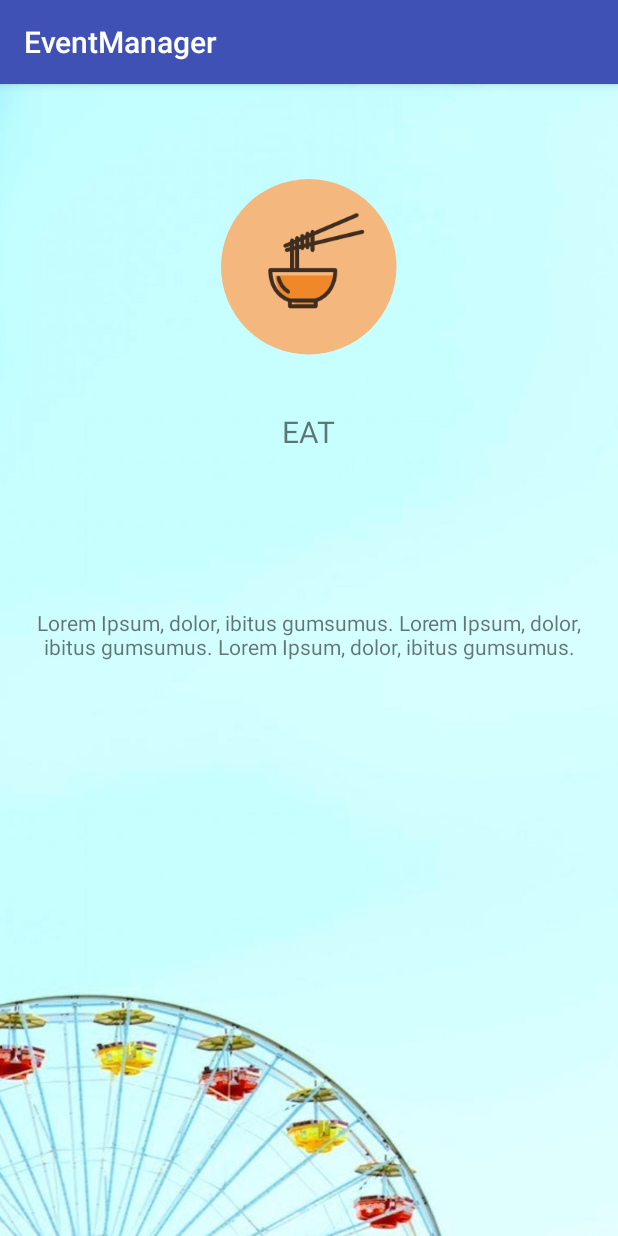
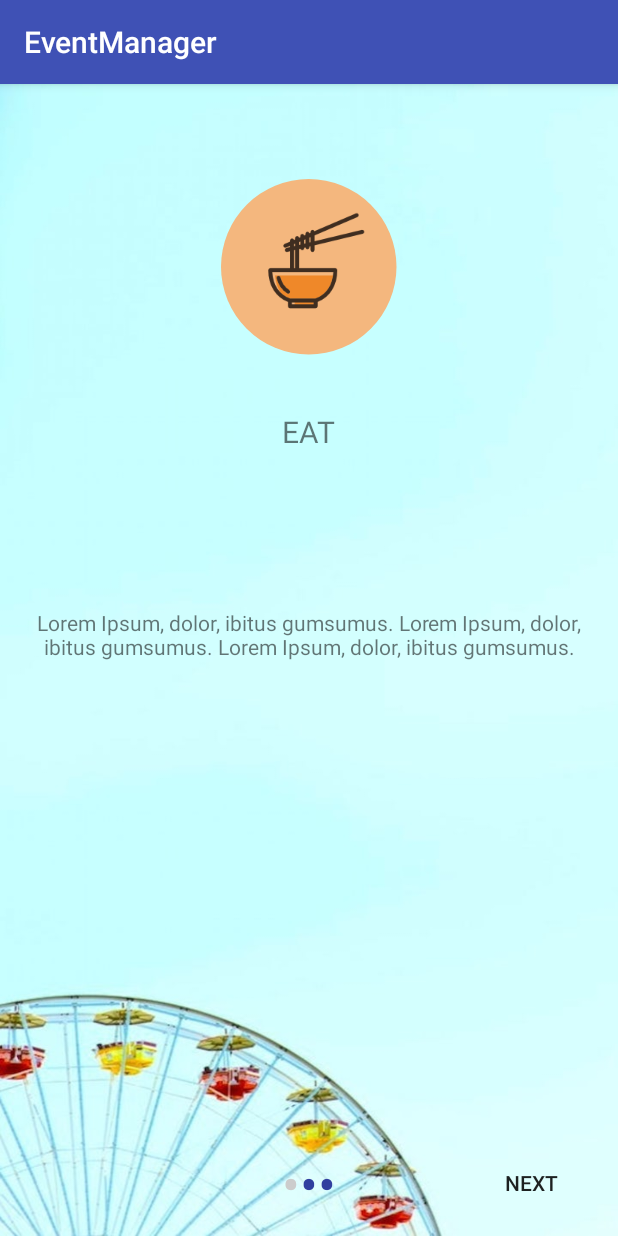
Before and after one commit to AlenaSG/Capstone-Android, an Android app: the screen it shows after launch once a user with an empty profile is signed in (WelcomeScreenActivity), on a phone screen of 412 x 824 dp. Run offline under Robolectric (Android 15) with nearby library versions, the phone set to English and light mode, and no system bars; our stand-ins replace Firebase (no records; nobody signed in at launch, a user with empty details on screens opened directly).

Commit message:
add dots layout and buttons for onboarding screen

```diff
--- a/app/src/main/java/com/epicodus/eventmanager/SignInEmailActivity.java
+++ b/app/src/main/java/com/epicodus/eventmanager/SignInEmailActivity.java
@@ -48,7 +48,7 @@ public class SignInEmailActivity extends AppCompatActivity {
             public void onAuthStateChanged(@NonNull FirebaseAuth firebaseAuth) {
 
                 if(firebaseAuth.getCurrentUser() != null) {
-                   // Intent intent = new Intent(SignInEmailActivity.this, MainActivity.class);
+                   //Intent intent = new Intent(SignInEmailActivity.this, MainActivity.class);
                     Intent intent = new Intent(SignInEmailActivity.this, WelcomeScreenActivity.class);
                     intent.setFlags(Intent.FLAG_ACTIVITY_NEW_TASK | Intent.FLAG_ACTIVITY_CLEAR_TASK);
                     startActivity(intent);
--- a/app/src/main/java/com/epicodus/eventmanager/WelcomeScreenActivity.java
+++ b/app/src/main/java/com/epicodus/eventmanager/WelcomeScreenActivity.java
@@ -3,14 +3,25 @@ package com.epicodus.eventmanager;
 import android.support.v4.view.ViewPager;
 import android.support.v7.app.AppCompatActivity;
 import android.os.Bundle;
+import android.text.Html;
+import android.view.View;
+import android.widget.Button;
 import android.widget.LinearLayout;
+import android.widget.TextView;
 
 public class WelcomeScreenActivity extends AppCompatActivity {
 
     private ViewPager mSlideViewPager;
     private LinearLayout mDotsLayout;
 
+    private TextView[] mDots;
+
     private SliderAdapter sliderAdapter;
+
+    private Button mBtnBack;
+    private Button mBtnNext;
+
+    private int mCurrentPage;
 
     @Override
     protected void onCreate(Bundle savedInstanceState) {
@@ -20,8 +31,102 @@ public class WelcomeScreenActivity extends AppCompatActivity {
         mSlideViewPager = (ViewPager) findViewById(R.id.slideViewPager);
         mDotsLayout = (LinearLayout) findViewById(R.id.dotsLayout);
 
+        mBtnBack = (Button) findViewById(R.id.btnBack);
+        mBtnNext = (Button) findViewById(R.id.btnNext);
+
+
         sliderAdapter = new SliderAdapter(this);
 
         mSlideViewPager.setAdapter(sliderAdapter);
+
+        addDotsIndicator(0);
+
+        mSlideViewPager.addOnPageChangeListener(viewListener);
+
+        //OnClickListeners
+        mBtnNext.setOnClickListener(new View.OnClickListener() {
+            @Override
+            public void onClick(View view) {
+                mSlideViewPager.setCurrentItem(mCurrentPage + 1);
+            }
+        });
+
+        mBtnBack.setOnClickListener(new View.OnClickListener() {
+            @Override
+            public void onClick(View view) {
+                mSlideViewPager.setCurrentItem(mCurrentPage - 1);
+            }
+        });
+
+//        @Override
+//        public void finishTutorial() {
+//            // Your implementation
+//        }﻿
     }
+
+    public void addDotsIndicator(int position) {
+        mDots = new TextView[3];
+        mDotsLayout.removeAllViews();
+        for(int i = 0; i < mDots.length; i++){
+
+            mDots[i] = new TextView(this);
+            mDots[i].setText(Html.fromHtml("&#8226;"));
+            mDots[i].setTextSize(35);
+            mDots[i].setTextColor(getResources().getColor(R.color.colorPrimaryDark));
+
+            mDotsLayout.addView(mDots[i]);
+
+        }
+
+        if(mDots.length > 0) {
+            mDots[position].setTextColor(getResources().getColor(R.color.colorTransparentWhite));
+        }
+    }
+
+    ViewPager.OnPageChangeListener viewListener = new ViewPager.OnPageChangeListener() {
+        @Override
+        public void onPageScrolled(int position, float positionOffset, int positionOffsetPixels) {
+
+        }
+
+        @Override
+        public void onPageSelected(int position) {
+            addDotsIndicator(position);
+
+            mCurrentPage = position;
+
+            if(position == 0) {
+                mBtnNext.setEnabled(true);
+                mBtnBack.setEnabled(false);
+                mBtnBack.setVisibility(View.INVISIBLE);
+
+                mBtnNext.setText("Next");
+                mBtnBack.setText("");
+
+            } else if (position == mDots.length - 1) {
+                mBtnNext.setEnabled(true);
+                mBtnBack.setEnabled(true);
+                mBtnBack.setVisibility(View.VISIBLE);
+
+                mBtnNext.setText("Finish");
+                mBtnBack.setText("Back");
+
+            } else {
+
+                mBtnNext.setEnabled(true);
+                mBtnBack.setEnabled(true);
+                mBtnBack.setVisibility(View.VISIBLE);
+
+                mBtnNext.setText("Next");
+                mBtnBack.setText("Back");
+            }
+
+
+        }
+
+        @Override
+        public void onPageScrollStateChanged(int state) {
+
+        }
+    };
 }
--- a/app/src/main/res/layout/activity_welcome_screen.xml
+++ b/app/src/main/res/layout/activity_welcome_screen.xml
@@ -22,5 +22,27 @@
         android:layout_centerHorizontal="true"
         android:layout_marginBottom="11dp"
         android:orientation="horizontal"
-        android:id="@+id/dotsLayout"></LinearLayout>
+        android:id="@+id/dotsLayout"
+        android:gravity="center">
+    </LinearLayout>
+
+    <Button
+        android:id="@+id/btnBack"
+        android:layout_width="wrap_content"
+        android:layout_height="wrap_content"
+        android:layout_alignBottom="@+id/dotsLayout"
+        android:layout_alignParentStart="true"
+        android:text="Back"
+        android:visibility="invisible"
+        android:background="@android:color/transparent"/>
+
+    <Button
+        android:id="@+id/btnNext"
+        android:layout_width="wrap_content"
+        android:layout_height="wrap_content"
+        android:text="Next"
+        android:background="@android:color/transparent"
+        android:layout_alignBottom="@+id/dotsLayout"
+        android:layout_alignParentEnd="true"
+        android:layout_marginEnd="14dp" />
 </RelativeLayout>
```
Also changed, not shown: app/src/main/java/com/epicodus/eventmanager/CreateEventActivity.java (+25 -24 lines).
